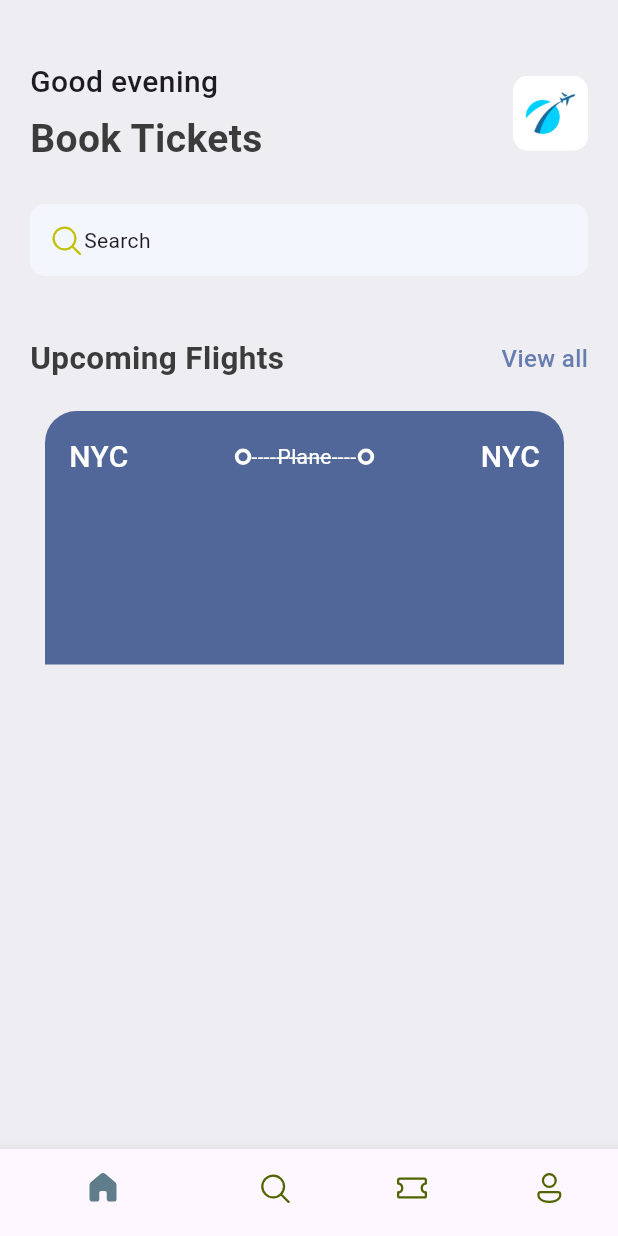
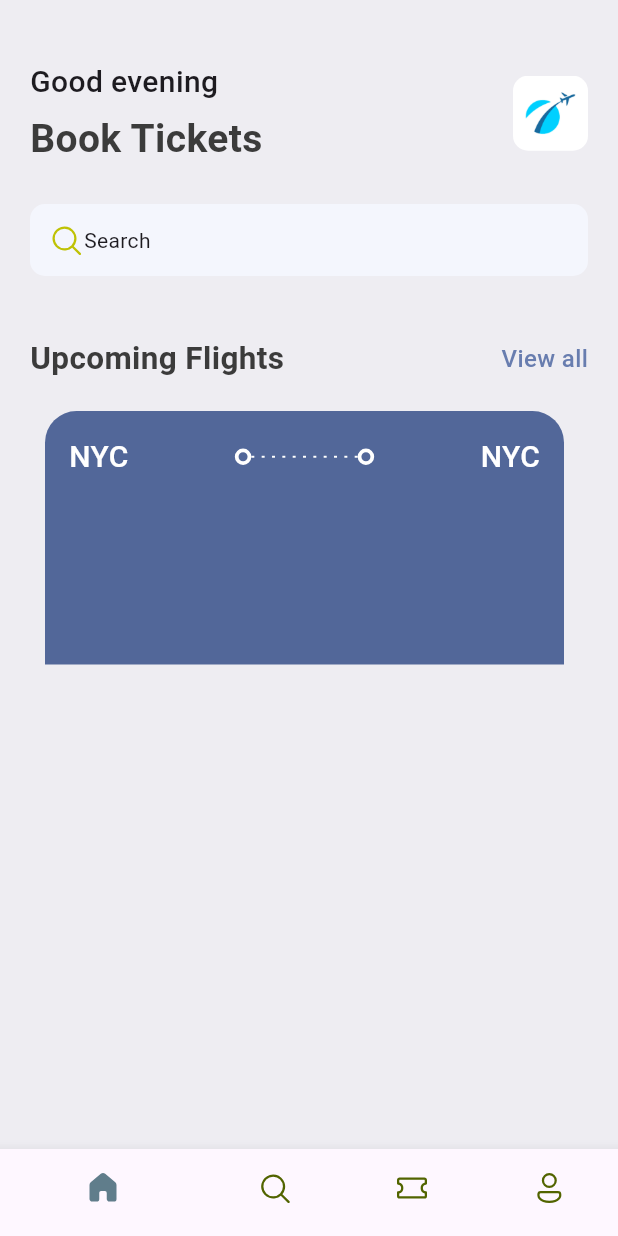
Before and after one commit to Jaeson-gram/Ticket-App, a Flutter app: the screen it shows after launch, on a phone screen of 412 x 824 dp. Run offline on Flutter 3.47's test engine with Material 3 defaults, Android fonts, the phone set to English and light mode, and no system bars; our stand-ins replace fluentui_icons.

Commit message:
add the layout builder class and the update the ticket view class

```diff
--- /dev/null
+++ b/lib/base/widgets/layout_builder_widget.dart
@@ -0,0 +1,29 @@
+import 'package:flutter/material.dart';
+
+class LayoutBuilderWidget extends StatelessWidget {
+  final int randomDivider;
+
+  const LayoutBuilderWidget({super.key, required this.randomDivider});
+
+  @override
+  Widget build(BuildContext context) {
+    return LayoutBuilder(
+        builder: (BuildContext context, BoxConstraints constraints) {
+      // print("${constraints.constrainWidth()}");
+
+      int width = constraints.constrainWidth().toInt();
+      return Flex(
+        mainAxisAlignment: MainAxisAlignment.spaceBetween,
+        direction: Axis.horizontal,
+        children: List.generate(
+            (width / randomDivider).floor(),
+            (index) => const SizedBox(
+                  width: 2,
+                  height: 1.3,
+                  child: DecoratedBox(
+                      decoration: BoxDecoration(color: Colors.white)),
+                )),
+      );
+    });
+  }
+}
--- a/lib/base/widgets/ticket_view.dart
+++ b/lib/base/widgets/ticket_view.dart
@@ -1,5 +1,6 @@
 import 'package:flutter/material.dart';
 import 'package:ticket_app/base/res/styles/app_styles.dart';
+import 'package:ticket_app/base/widgets/layout_builder_widget.dart';
 import 'package:ticket_app/base/widgets/two_dots.dart';
 
 class TicketView extends StatelessWidget {
@@ -33,17 +34,12 @@ class TicketView extends StatelessWidget {
                     child: Stack(
                   children: [
                     SizedBox(
-                      child: Text(
-                        '-----------------',
-                        style: TextStyle(color: Colors.white),
-                      ),
+                      height: 24,
+                      child: LayoutBuilderWidget(randomDivider: 6),
                     ),
-                    Center(
-                      child: Text(
-                        'Plane',
-                        style: TextStyle(color: Colors.white),
-                      ),
-                    )
+                    // Center(
+                    //     child: Text('Plane',
+                    //         style: TextStyle(color: Colors.white)))
                   ],
                 )),
                 const TwoDots(),
```
